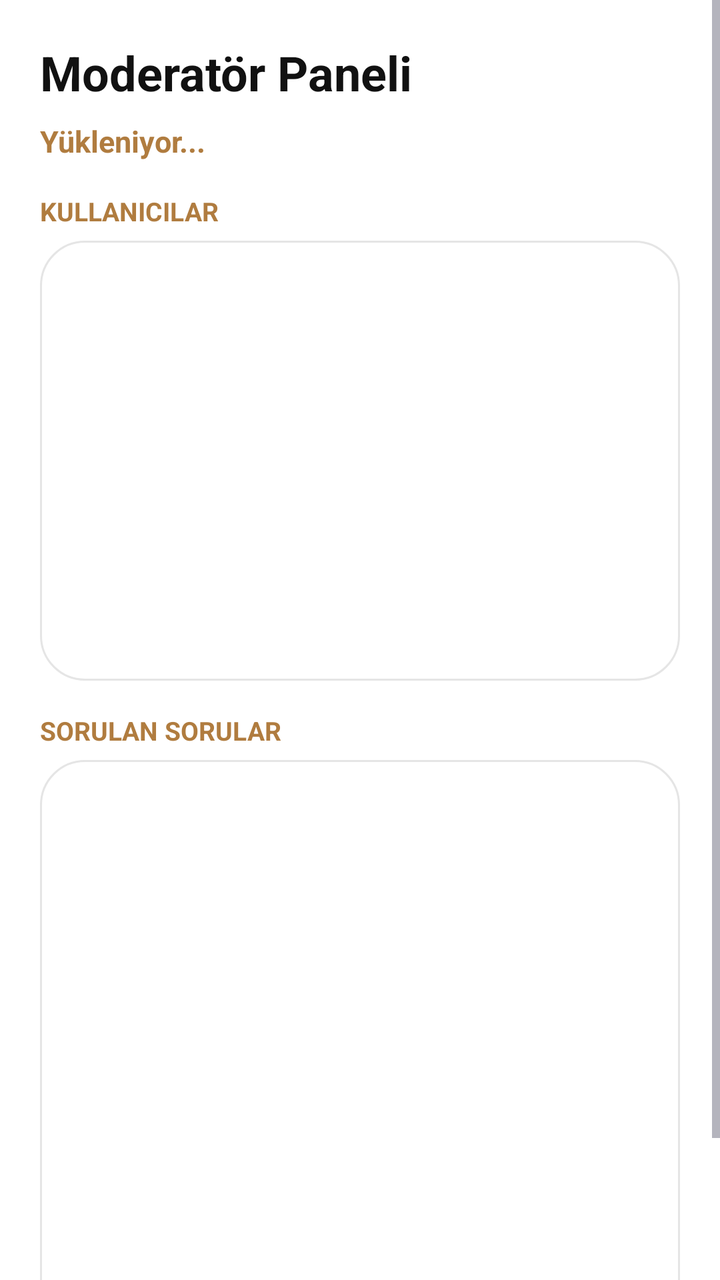
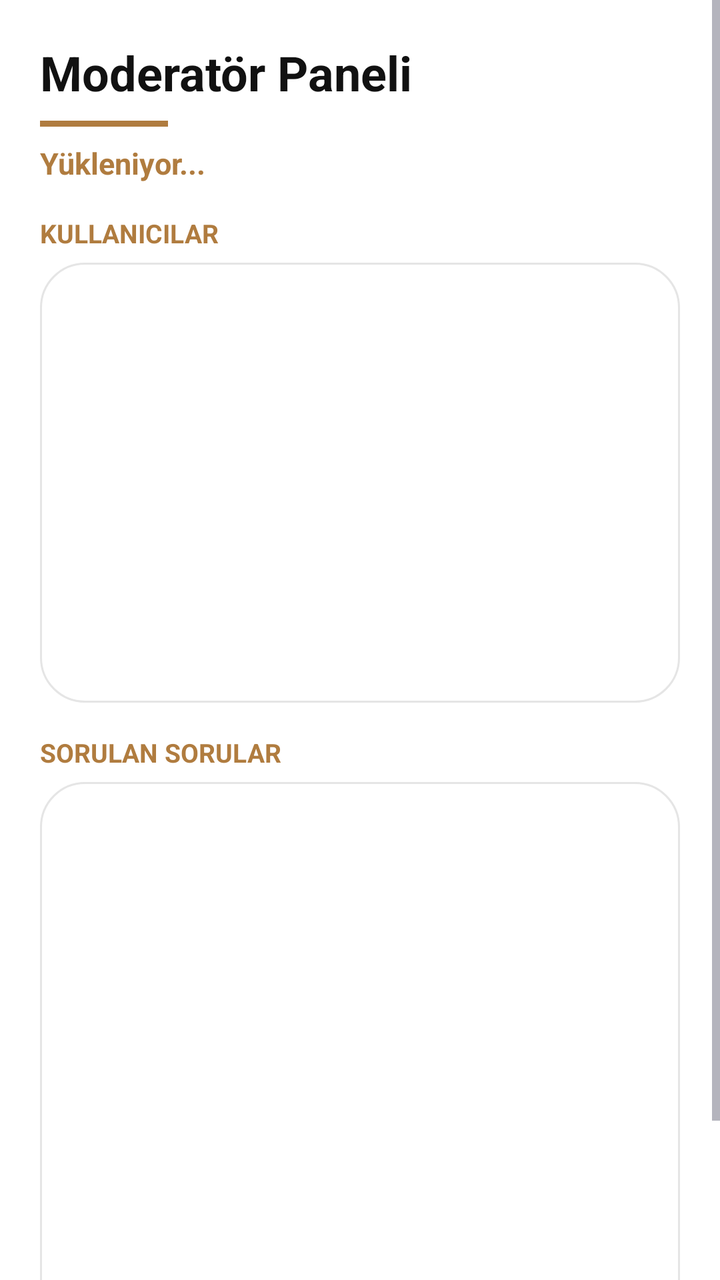

The first picture is an Android layout as it rendered before a commit; the second is the same layout after the commit. The layout source and the unified diff follow.
<!-- AndroidManifest.xml: application theme Theme.SesliAsistan -->
<!-- res/layout/activity_dashboard.xml -->
<?xml version="1.0" encoding="utf-8"?>
<ScrollView xmlns:android="http://schemas.android.com/apk/res/android"
    android:layout_width="match_parent"
    android:layout_height="match_parent"
    android:background="@color/bg"
    android:fillViewport="true">

    <LinearLayout
        android:layout_width="match_parent"
        android:layout_height="wrap_content"
        android:orientation="vertical"
        android:padding="20dp">

        <TextView
            android:layout_width="match_parent"
            android:layout_height="wrap_content"
            android:text="Moderatör Paneli"
            android:textColor="@color/ink"
            android:textSize="24sp"
            android:textStyle="bold" />

        <TextView
            android:id="@+id/statsText"
            android:layout_width="match_parent"
            android:layout_height="wrap_content"
            android:text="Yükleniyor..."
            android:textColor="@color/gold"
            android:textSize="15sp"
            android:textStyle="bold"
            android:layout_marginTop="8dp"
            android:layout_marginBottom="8dp" />

        <TextView
            android:layout_width="match_parent"
            android:layout_height="wrap_content"
            android:text="KULLANICILAR"
            android:textColor="@color/gold"
            android:textSize="13sp"
            android:textStyle="bold"
            android:layout_marginTop="8dp" />

        <ListView
            android:id="@+id/usersList"
            android:layout_width="match_parent"
            android:layout_height="220dp"
            android:layout_marginTop="6dp"
            android:background="@drawable/card_soft"
            android:divider="@color/line"
            android:dividerHeight="1dp" />

        <TextView
            android:layout_width="match_parent"
            android:layout_height="wrap_content"
            android:text="SORULAN SORULAR"
            android:textColor="@color/gold"
            android:textSize="13sp"
            android:textStyle="bold"
            android:layout_marginTop="16dp" />

        <ListView
            android:id="@+id/questionsList"
            android:layout_width="match_parent"
            android:layout_height="320dp"
            android:layout_marginTop="6dp"
            android:background="@drawable/card_soft"
            android:divider="@color/line"
            android:dividerHeight="1dp" />

    </LinearLayout>
</ScrollView>
<!-- resources referenced by this layout -->
<resources>
  <color name="bg">#FFFFFF</color>
  <color name="gold">#B07C3F</color>
  <color name="ink">#111111</color>
  <color name="line">#E5E5E5</color>
  <!-- drawable card_soft (drawable) -->
  <?xml version="1.0" encoding="utf-8"?>
  <shape xmlns:android="http://schemas.android.com/apk/res/android" android:shape="rectangle">
      <corners android:radius="22dp" />
      <solid android:color="@color/card" />
      <stroke android:width="1dp" android:color="@color/line" />
  </shape>
  <style name="Theme.SesliAsistan" parent="Theme.Material3.DayNight.NoActionBar">
          <item name="android:textColorPrimary">@color/ink</item>
          <item name="android:textColorSecondary">@color/muted</item>
          <item name="android:textColorHint">@color/muted</item>
          <item name="android:editTextStyle">@style/Widget.SesliAsistan.EditText</item>
          <item name="android:windowBackground">@color/bg</item>
      </style>
  <color name="card">#FFFFFF</color>
  <color name="muted">#6E6E80</color>
  <style name="Widget.SesliAsistan.EditText" parent="Widget.AppCompat.EditText">
          <item name="android:textColor">@color/ink</item>
          <item name="android:textColorHint">@color/muted</item>
          <item name="android:background">@null</item>
      </style>
</resources>

<!-- the commit's change to res/layout/activity_dashboard.xml (unified diff, before → after) -->
@@ -18,6 +18,12 @@
             android:textColor="@color/ink"
             android:textSize="24sp"
             android:textStyle="bold" />
+
+        <View
+            android:layout_width="64dp"
+            android:layout_height="3dp"
+            android:layout_marginTop="8dp"
+            android:background="@color/gold" />
 
         <TextView
             android:id="@+id/statsText"
<!-- resource entries referenced after the edit -->
@@ -17,6 +17,11 @@
           <item name="android:textColorHint">@color/muted</item>
           <item name="android:editTextStyle">@style/Widget.SesliAsistan.EditText</item>
           <item name="android:windowBackground">@color/bg</item>
+          <item name="colorPrimary">@color/gold</item>
+          <item name="colorOnPrimary">@color/onGold</item>
+          <item name="colorSecondary">@color/gold</item>
+          <item name="colorSurface">@color/card</item>
+          <item name="colorOnSurface">@color/ink</item>
       </style>
   <color name="card">#FFFFFF</color>
   <color name="muted">#6E6E80</color>
@@ -25,5 +30,6 @@
           <item name="android:textColorHint">@color/muted</item>
           <item name="android:background">@null</item>
       </style>
+  <color name="onGold">#141414</color>
 </resources>
 
